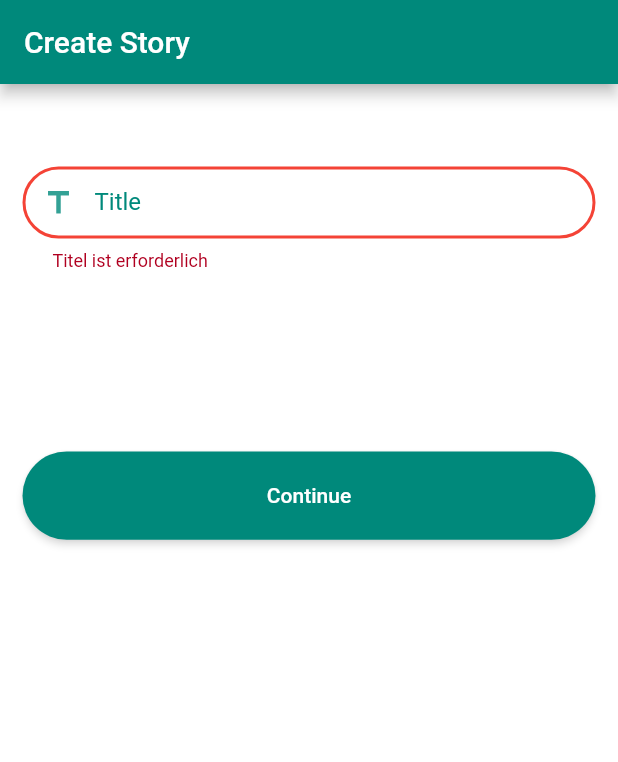
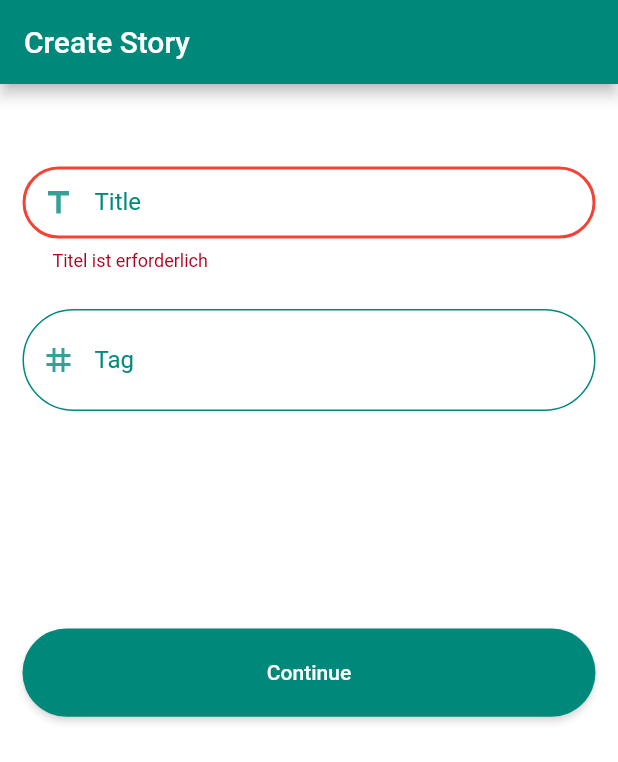
Before and after one commit to TaleTime/TaleTime_2, a Flutter app: the CreateStory screen opened directly, after a tap on "Continue", on a phone screen of 412 x 824 dp. Shown: the top 762 px of the screen. Run offline on Flutter 3.47's test engine with Material 2 defaults, Android fonts, the phone set to English and light mode, and no system bars; our stand-ins replace cloud_firestore, email_validator, firebase_auth, firebase_core, marquee; accounts and stored records are empty; generated files the repository leaves out were written again; network calls fail.

Commit message:
Tags werden jetzt korrekt hinzugefügt/gelöscht

```diff
--- a/taletime/lib/screens/create_story.dart
+++ b/taletime/lib/screens/create_story.dart
@@ -1,6 +1,5 @@
+import 'dart:math';
 import 'package:flutter/material.dart';
-import 'package:flutter/src/foundation/key.dart';
-import 'package:flutter/src/widgets/framework.dart';
 import 'package:taletime/screens/record_story.dart';
 import 'package:taletime/utils/record_class.dart';
 import 'package:taletime/utils/validation_util.dart';
@@ -15,17 +14,23 @@ class CreateStory extends StatefulWidget {
 class _CreateStoryState extends State<CreateStory> {
   final GlobalKey<FormState> _formKey = GlobalKey<FormState>();
   final TextEditingController _titleController = TextEditingController();
+  final TextEditingController _tagController = TextEditingController();
 
-  /// Variablen
-  //late Story myStory;
   String? title;
-  List<String>? tags;
+  final List<ChipModel> _chipList = [];
   FileImage? image;
 
   @override
   void dispose() {
     _titleController.dispose();
+    _tagController.dispose();
     super.dispose();
+  }
+
+  void _deleteChip(String id) {
+    setState(() {
+      _chipList.removeWhere((element) => element.id == id);
+    });
   }
 
   @override
@@ -39,18 +44,63 @@ class _CreateStoryState extends State<CreateStory> {
           padding: EdgeInsets.fromLTRB(15, 5, 15, 5),
           child: Form(
             key: _formKey,
-            child: Container(
-                child: TextFormField(
+            child: Column(
+              children: [
+                Container(
+                  child: TextFormField(
                     controller: _titleController,
-                    decoration: Decorations().textInputDecoration("Title",
-                        "Enter the Title for your Story", Icon(Icons.title)),
+                    decoration: Decorations().textInputDecoration(
+                      "Title",
+                      "Enter the Title for your Story",
+                      Icon(Icons.title),
+                    ),
                     autovalidateMode: AutovalidateMode.onUserInteraction,
                     validator: (title) =>
-                        ValidationUtil().validateTitle(title, context)),
-                decoration: Decorations().inputBoxDecorationShaddow()),
+                        ValidationUtil().validateTitle(title, context),
+                  ),
+                  decoration: Decorations().inputBoxDecorationShaddow(),
+                ),
+                SizedBox(height: 25),
+                Container(
+                  child: TextFormField(
+                    controller: _tagController,
+                    decoration: Decorations().textInputDecoration(
+                        "Tag",
+                        "Enter a Tag (Optional)",
+                        Icon(Icons.tag),
+                        IconButton(
+                            onPressed: () {
+                              if (_tagController.text.isNotEmpty) {
+                                setState(() {
+                                  _chipList.add(ChipModel(
+                                      id: DateTime.now().toString(),
+                                      name: _tagController.text));
+                                  _tagController.text = '';
+                                });
+                              }
+                            },
+                            icon: Icon(Icons.arrow_circle_right_sharp))),
+                  ),
+                ),
+                SizedBox(height: 25),
+              ],
+            ),
           ),
         ),
-        SizedBox(height: 100),
+        SizedBox(height: 50),
+        Wrap(
+          spacing: 10,
+          children: _chipList
+              .map((chip) => Chip(
+                    label: Text(chip.name),
+                    backgroundColor: Colors
+                        .primaries[Random().nextInt(Colors.primaries.length)],
+                    onDeleted: () => _deleteChip(chip
+                        .id), // call delete function by passing click chip id
+                  ))
+              .toList(),
+        ),
+        SizedBox(height: 50),
         Padding(
           padding: const EdgeInsets.all(15.0),
           child: SizedBox(
@@ -59,12 +109,18 @@ class _CreateStoryState extends State<CreateStory> {
             child: ElevatedButton(
                 onPressed: () {
                   final isValidForm = _formKey.currentState!.validate();
+                  _chipList.forEach((element) {
+                    print(element.name);
+                  });
                   if (isValidForm) {
-                    final myStory = Story(_titleController.text, tags, image);
+                    final myStory =
+                        Story(_titleController.text, _chipList, image);
                     Navigator.push(
-                        context,
-                        MaterialPageRoute(
-                            builder: (context) => RecordStory(myStory)));
+                      context,
+                      MaterialPageRoute(
+                        builder: (context) => RecordStory(myStory),
+                      ),
+                    );
                   }
                 },
                 child: Text("Continue")),
@@ -74,3 +130,9 @@ class _CreateStoryState extends State<CreateStory> {
     );
   }
 }
+
+class ChipModel {
+  final String id;
+  final String name;
+  ChipModel({required this.id, required this.name});
+}
--- a/taletime/lib/utils/record_class.dart
+++ b/taletime/lib/utils/record_class.dart
@@ -1,14 +1,15 @@
 import 'dart:io';
 
 import 'package:flutter/cupertino.dart';
+import 'package:taletime/screens/create_story.dart';
 
 class Story {
   /// Instanzvariablen
   String? title;
-  List<String>? tags;
+  late List<ChipModel> tags;
   FileImage? image;
 
-  Story(String? title, List<String>? tags, FileImage? image) {
+  Story(String? title, List<ChipModel> tags, FileImage? image) {
     this.title = title;
     this.tags = tags;
     this.image = image;
```
